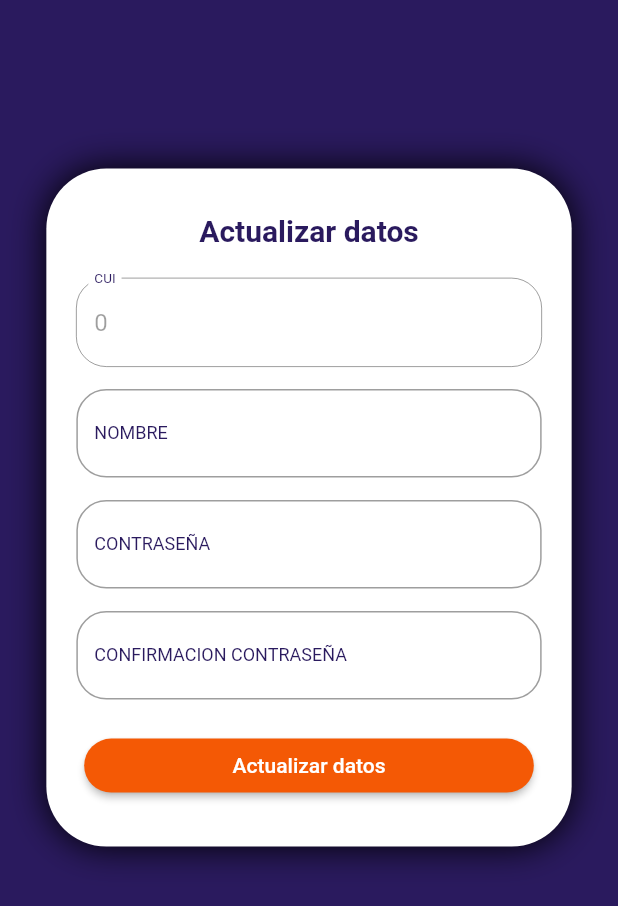
After one commit to manuel1358000/tesis_app, a Flutter app: the EditarUsuarioPage screen opened by its route, after a tap on "Actualizar datos", on a phone screen of 412 x 824 dp. The commit adds this screen. Shown: the top 906 px of the screen. Run offline on Flutter 3.47's test engine with Material 2 defaults, Android fonts, the phone set to English and light mode, and no system bars; our stand-ins replace flutter_map, flutter_speed_dial, geolocator, latlong, rxdart, shared_preferences and 1 more; accounts and stored records are empty; network calls fail; statements that could not run were skipped.

Commit message:
Se finalizo el cricterio de aceptacion 3 y 4 de editar perfil

```diff
--- a/alerta_app/lib/main.dart
+++ b/alerta_app/lib/main.dart
@@ -1,4 +1,5 @@
 import 'package:flutter/material.dart';
+import 'package:alerta_app/src/pages/editar_usuario_page.dart';
 import 'package:alerta_app/src/pages/registro_page.dart';
 import 'package:alerta_app/src/pages/info_page.dart';
 import 'package:alerta_app/src/pages/login_page.dart';
@@ -51,6 +52,7 @@ class MyApp extends StatelessWidget {
           'mapa': (BuildContext context) =>MapaPage(),
           'info': (BuildContext context) =>InfoPage(),
           'registro': (BuildContext context) =>RegistroPage(),
+          'editarusuario': (BuildContext context) =>EditarUsuarioPage(),
           'perfil': (BuildContext context) =>PerfilPage(),
           'mispublicaciones': (BuildContext context) =>MisPublicacionesPage(),
           'publicaciones': (BuildContext context) =>PublicacionesPage(),
--- a/alerta_app/lib/src/bloc/registro_bloc.dart
+++ b/alerta_app/lib/src/bloc/registro_bloc.dart
@@ -10,7 +10,7 @@ class RegistroBloc with Validators{
 
   //recuperar los datos del Stream
   Stream<int>   get cuiStream          => _cuiController.stream.transform(validarCUI);
-  Stream<String>get nombreStream       => _nombreController.stream.transform(validarNOMBRE);
+  Stream<String>get nombreStream       => _nombreController.stream;
   Stream<String>get passwordStream     => _passwordController.stream.transform(validarCONTRA);
   Stream<String>get confirmacionStream => _confirmacionController.stream.transform(validarCONFIRMACION);
 
--- a/alerta_app/lib/src/models/usuario_model.dart
+++ b/alerta_app/lib/src/models/usuario_model.dart
@@ -8,19 +8,27 @@ class UsuarioModel {
     int cui;
     String password;
     String nombre;
+    String confirmacion;
+    bool estado;
     UsuarioModel({
         this.cui=0,
         this.password="",
         this.nombre="",
+        this.confirmacion="",
+        this.estado=true
     });
     factory UsuarioModel.fromJson(Map<String, dynamic> json) => UsuarioModel(
         cui: int.parse(json["cui"]),
         password: json["password"],
         nombre: json["nombre"],
+        confirmacion: json["password"],
+        estado:true
     );
     Map<String, dynamic> toJson() => {
         "cui": cui,
         "password": password,
         "nombre": nombre,
+        "confirmacion":password,
+        "estado":true
     };
 }
--- /dev/null
+++ b/alerta_app/lib/src/pages/editar_usuario_page.dart
@@ -0,0 +1,226 @@
+import 'package:flutter/material.dart';
+import 'package:alerta_app/src/models/usuario_model.dart';
+import 'package:alerta_app/src/preferencias_usuario/preferencias_usuario.dart';
+import 'package:alerta_app/src/utils/data.dart';
+import 'package:alerta_app/src/provider/usuario_provider.dart';
+import 'package:alerta_app/src/utils/utils.dart';
+import 'package:alerta_app/src/bloc/provider.dart';
+class EditarUsuarioPage extends StatefulWidget {
+  @override
+  _EditarUsuarioPageState createState() => _EditarUsuarioPageState();
+}
+
+class _EditarUsuarioPageState extends State<EditarUsuarioPage> {
+  final usuarioProvider=new UsuarioProvider();
+  final _prefs = new PreferenciasUsuario();
+  UsuarioModel usuariomodel=new UsuarioModel();
+
+  @override
+  Widget build(BuildContext context) {
+
+    UsuarioModel usuarioData=ModalRoute.of(context).settings.arguments;
+    if(usuarioData!=null&&usuariomodel.estado==true){
+      usuariomodel=usuarioData;
+      usuariomodel.estado=false;
+    }
+    return Scaffold(
+      body: Stack(
+        children: <Widget>[
+          _crearFondo(context),
+          _registroForm(context),
+        ],
+      )
+    );
+  }
+
+  Widget _crearFondo(BuildContext context){
+    final size=MediaQuery.of(context).size;
+    return Container(
+      height: double.infinity,
+      width: double.infinity,
+      decoration: BoxDecoration(
+        color: Color.fromRGBO(42,26,94,1.0)
+      ),
+    );
+  }
+
+  Widget _registroForm(BuildContext context){
+    final size=MediaQuery.of(context).size;
+    return SingleChildScrollView(
+      padding: EdgeInsets.all(30.0),
+      child: Column(
+        children: <Widget>[
+          SafeArea(
+            child: Container(
+              height: size.height*0.10,
+            ),
+          ),
+          Container(
+            width: size.width*0.85,
+            decoration:BoxDecoration(
+              color: Colors.white,
+              boxShadow: [new BoxShadow(
+                color: Colors.black,
+                blurRadius: 20.0,
+              ),],
+              borderRadius: new BorderRadius.all(Radius.circular(40.0))
+            ),
+            child: Column(
+              children: <Widget>[
+                SizedBox(height: 30.0,),
+                _crearTexto(context),
+                SizedBox(height:20.0,),
+                _crearCUI(context),
+                SizedBox(height: 15.0,),
+                _crearNOMBRE(context),
+                SizedBox(height: 15.0,),
+                _crearPASSWORD(context),
+                SizedBox(height: 15.0),
+                _crearCONFIRMACIONPASSWORD(context),
+                SizedBox(height: 20.0),
+                _crearEDITAR(context),
+                SizedBox(height: 30.0,),
+              ],
+            ),
+          )
+        ],
+      ),
+    );
+  }
+
+  Widget _crearTexto(BuildContext context){
+    return Center(
+      child:Text('Actualizar datos',style:TextStyle(fontWeight:FontWeight.bold,color: Color.fromRGBO(42,26,94,1.0),fontSize:20.0, )),
+    );
+  }
+
+  Widget _crearCUI(BuildContext context){
+        return Container(
+          padding: EdgeInsets.symmetric(horizontal: 20.0),
+          child: TextFormField(
+            enabled: false,
+            initialValue: usuariomodel.cui.toString(),
+            keyboardType: TextInputType.number,
+            decoration: InputDecoration(
+              border: OutlineInputBorder(
+                borderRadius: BorderRadius.circular(20.0)
+              ),
+              fillColor: Colors.black26,
+              labelText: 'CUI',
+              hintText: 'Ej. 2000000000101',
+              labelStyle: TextStyle(
+                fontSize: 12.0,
+                color: Color.fromRGBO(42,26,94,1.0)
+              ),
+            ),
+            onChanged: (value)=>usuariomodel.cui=int.parse(value),
+          ),
+        );
+  }
+
+  Widget _crearNOMBRE(BuildContext context){
+        return Container(
+          padding: EdgeInsets.symmetric(horizontal: 20.0),
+          child: TextFormField(
+            initialValue:usuariomodel.nombre,
+            keyboardType: TextInputType.text,
+            decoration: InputDecoration(
+              border: OutlineInputBorder(
+                borderRadius: BorderRadius.circular(20.0)
+              ),
+              fillColor: Colors.black26,
+              labelText: 'NOMBRE',
+              hintText: 'Ej. Manuel Fuentes',
+              labelStyle: TextStyle(
+                fontSize: 12.0,
+                color: Color.fromRGBO(42,26,94,1.0)
+              ),
+            ),
+            onChanged: (value)=>usuariomodel.nombre=value,
+          ),
+        );
+  }
+
+  Widget _crearPASSWORD(BuildContext context){
+        return Container(
+          padding: EdgeInsets.symmetric(horizontal: 20.0),
+          child: TextFormField(
+            initialValue: usuariomodel.password,
+            obscureText: true,
+            style: TextStyle(
+              color: Color.fromRGBO(42,26,94,1.0)
+            ),
+            decoration: InputDecoration(
+              border: OutlineInputBorder(
+                borderRadius: BorderRadius.circular(20.0)
+              ),
+              fillColor: Colors.black26,
+              labelText: 'CONTRASEÑA',
+              labelStyle: TextStyle(
+                fontSize: 12.0,
+                color: Color.fromRGBO(42,26,94,1.0)
+              ),
+            ),
+            onChanged: (value)=>usuariomodel.password=value,
+          ),
+        );
+  }
+
+  Widget _crearCONFIRMACIONPASSWORD(BuildContext context){
+        return Container(
+          padding: EdgeInsets.symmetric(horizontal: 20.0),
+          child: TextFormField(
+            initialValue: usuariomodel.password,
+            obscureText: true,
+            decoration: InputDecoration(
+              border: OutlineInputBorder(
+                borderRadius: BorderRadius.circular(20.0)
+              ),
+              fillColor: Colors.black26,
+              labelText: 'CONFIRMACION CONTRASEÑA',
+              labelStyle: TextStyle(
+                fontSize: 12.0,
+                color: Color.fromRGBO(42,26,94,1.0)
+              ),
+            ),
+            onChanged: (value)=>usuariomodel.confirmacion=value,
+          ),
+        );
+
+  }
+
+Widget _crearEDITAR(BuildContext context){
+  final size=MediaQuery.of(context).size;
+      return RaisedButton(
+        shape: new RoundedRectangleBorder(borderRadius: new BorderRadius.circular(30.0)),
+        color: Color.fromRGBO(244,89,5,1.0),
+        child: Container(
+          width:size.width*0.65,
+          child: Center(
+            child: Text('Actualizar datos',style: TextStyle(color:Colors.white)),
+          )
+        ),
+        onPressed: usuariomodel!=null ? (){
+          _editar(usuariomodel,context);
+        }:null,
+      );
+}
+
+_editar(UsuarioModel usuario,BuildContext context) async{
+  //mostrarAlerta(context, usuariomodel.nombre);
+  //mostrarAlerta(context,usuario.nombre);
+
+  if(usuario.password==usuario.confirmacion){
+    Map info=await usuarioProvider.editarUsuario(usuario.cui,usuario.password,usuario.nombre);
+    if(info['codigo']==200){
+      _prefs.nombre=usuario.nombre;
+      _prefs.password=usuario.password;
+      Navigator.pushNamed(context,'perfil');
+    }else{
+      mostrarAlerta(context,info['mensaje']);
+    }
+  }else{
+    mostrarAlerta(context,'Las contraseñas no coinciden, por favor intente nuevamente.');
+  }
+}
+}
--- a/alerta_app/lib/src/pages/perfil_page.dart
+++ b/alerta_app/lib/src/pages/perfil_page.dart
@@ -1,3 +1,4 @@
+import 'package:alerta_app/src/utils/utils.dart';
 import 'package:flutter/material.dart';
 import 'package:alerta_app/src/widgets/menu_widget.dart';
 import 'package:alerta_app/src/preferencias_usuario/preferencias_usuario.dart';
@@ -99,7 +100,7 @@ class PerfilPage extends StatelessWidget {
             )
           );
         }
-        final usuario=snapshot.data;
+        UsuarioModel usuario=snapshot.data;
         return Container(
           child:Column(
             crossAxisAlignment: CrossAxisAlignment.start,
@@ -108,11 +109,11 @@ class PerfilPage extends StatelessWidget {
               //SizedBox(height: 20),
               //_itemDatos(Icons.group,'NOMBRE',usuario.nombre),
               SizedBox(height: 20),
-              _itemDatos(Icons.filter_none,'NOMBRE',usuario.password),
+              _itemDatos(Icons.filter_none,'NOMBRE',usuario.nombre),
               SizedBox(height: 20.0,),
-              _itemDatos(Icons.lock_outline,'PASSWORD',usuario.password),
+              _itemDatos(Icons.lock_outline,'CONTRASEÑA',usuario.password),
               SizedBox(height: 20.0,),
-              _actualizarDatos(context)
+              _actualizarDatos(context,usuario)
             ],
           ),
         );
@@ -142,8 +143,8 @@ class PerfilPage extends StatelessWidget {
       ),
     );
   }
- Widget _actualizarDatos(BuildContext context){
-    final size=MediaQuery.of(context).size;
+ Widget _actualizarDatos(BuildContext context,UsuarioModel usuario){
+  final size=MediaQuery.of(context).size;
   return RaisedButton(
     shape: new RoundedRectangleBorder(borderRadius: new BorderRadius.circular(30.0)),
     color: Color.fromRGBO(244,89,5,1.0),
@@ -154,7 +155,7 @@ class PerfilPage extends StatelessWidget {
       )
     ),
     onPressed: (){
-      print('Actualizar datos');
+      Navigator.pushNamed(context,'editarusuario',arguments:usuario);
     },
   );
 }
--- a/alerta_app/lib/src/provider/usuario_provider.dart
+++ b/alerta_app/lib/src/provider/usuario_provider.dart
@@ -22,6 +22,19 @@ class UsuarioProvider{
       headers: {"Content-Type": "application/json"}
     );
     Map<String,dynamic> decodedResp=json.decode(resp.body);
+    return decodedResp;
+  }
+  Future<Map<String,dynamic>> editarUsuario(int cui,String password,String nombre)async{
+    final authData={
+      'CUI':cui,
+      'PASSWORD':password,
+      'NOMBRE':nombre
+    };
+    final resp=await http.put('http://192.168.0.17:8080/put/usuarioAU',
+      body:json.encode(authData),
+      headers: {"Content-Type": "application/json"});
+    Map<String,dynamic> decodedResp=json.decode(resp.body);
+    print(decodedResp);
     return decodedResp;
   }
 
@@ -81,7 +94,13 @@ class UsuarioProvider{
     );
     Map<String,dynamic> decodedResp=json.decode(resp.body);
     if(decodedResp==null)return null;
+    print(decodedResp);
     final usuarioTemp=UsuarioModel.fromJson(decodedResp);
     return usuarioTemp;
   }
+
+
+
+
+
 }
--- /dev/null
+++ b/alerta_app/lib/src/utils/usuario.dart
@@ -0,0 +1,7 @@
+class usuario_editar{
+  int cui=0;
+  String nombre='';
+  String contra='';
+  String confirmacion='';
+  usuario_editar({this.cui,this.nombre,this.contra,this.confirmacion});
+}
```
